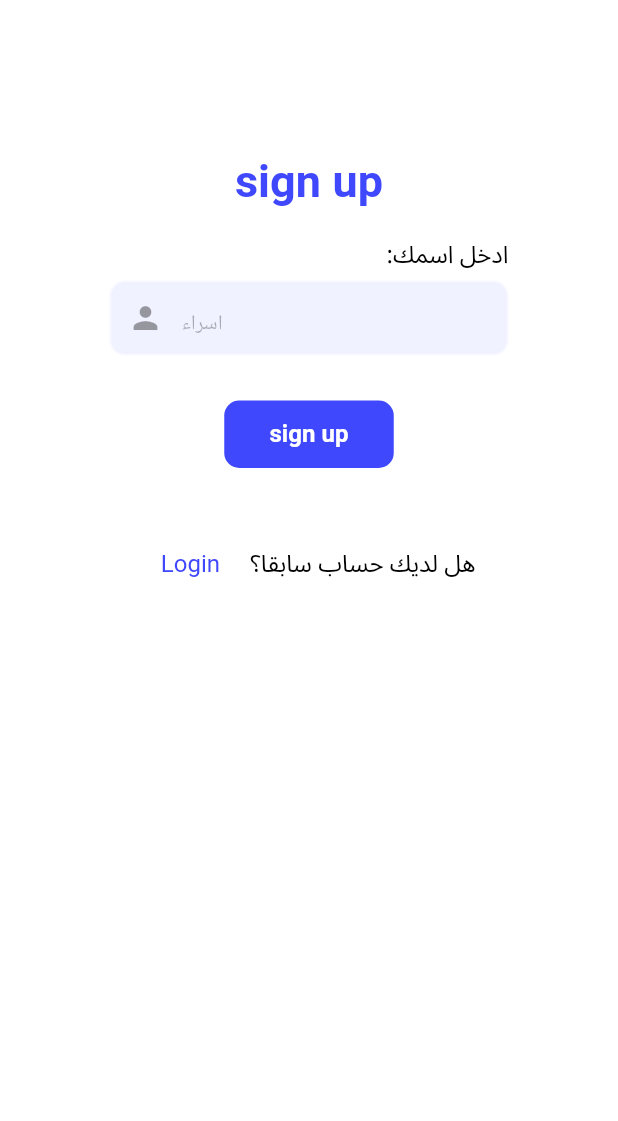
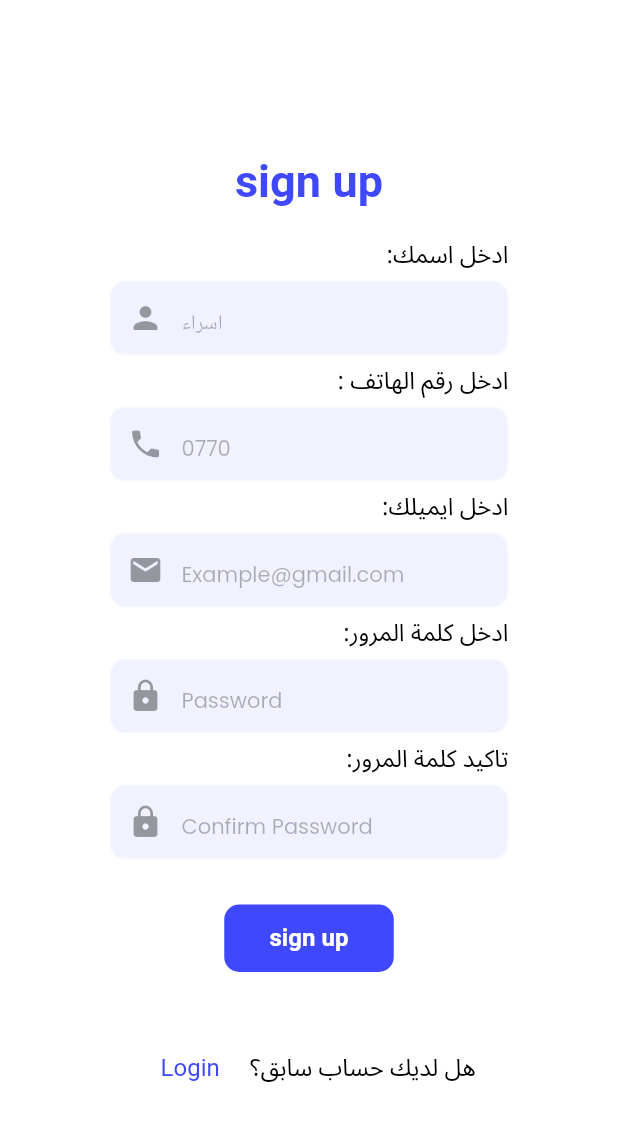
Before and after one commit to Ali-932/a_e, a Flutter app: the screen it shows after launch, after a tap on "Sign Up", on a phone screen of 412 x 824 dp. Shown: the top 1121 px of the screen. Run offline on Flutter 3.47's test engine with Material 2 defaults, Android fonts, the light colour scheme and no system bars; our stand-ins replace get, google_fonts.

Commit message:
login and signup page update

```diff
--- a/lib/views/auth/login_view.dart
+++ b/lib/views/auth/login_view.dart
@@ -130,7 +130,7 @@ class LoginScreen extends StatelessWidget {
                     ),
                   ),
                   SizedBox(
-                    width: 10,
+                    width: 7,
                   ),
                   const Text(
                     'انشاء حساب جديد؟',
--- a/lib/views/auth/sign_up_view.dart
+++ b/lib/views/auth/sign_up_view.dart
@@ -80,7 +80,136 @@ class _SignupScreenState extends State<SignupScreen> {
                     textDirection: TextDirection.rtl,
                   ),
                 ),
-                // ... (Repeat the above pattern for other TextFields)
+                const SizedBox(
+                  width: 266,
+                  child: Text(
+                    'ادخل رقم الهاتف :',
+                    style: TextStyle(fontSize: 16, color: Colors.black),
+                    textDirection: TextDirection.rtl,
+                    textAlign: TextAlign.right,
+                  ),
+                ),
+                SizedBox(
+                  height: 50,
+                  width: 266,
+                  child: TextField(
+                    controller: _phoneController,
+                    decoration: InputDecoration(
+                      hintText: '0770',
+                      hintStyle:
+                      englishFont(color: Colors.black.withOpacity(0.3)),
+                      prefixIcon: const Icon(
+                        Icons.phone,
+                        color: Colors.black38,
+                      ),
+                      fillColor: const Color(0xFFF1F2FF),
+                      filled: true,
+                      border: OutlineInputBorder(
+                        borderRadius: BorderRadius.circular(10.0),
+                      ),
+                    ),
+                    obscureText: true,
+                    // This line makes the input text hidden (masked) for passwords
+                    textDirection: TextDirection.ltr,
+                  ),
+                ),
+                SizedBox(
+                  width: 266,
+                  child: Text(
+                    'ادخل ايميلك:',
+                    style: TextStyle(fontSize: 16, color: Colors.black),
+                    textDirection: TextDirection.rtl,
+                    textAlign: TextAlign.right,
+                  ),
+                ),
+                SizedBox(
+                  height: 50,
+                  width: 266,
+                  child: TextField(
+                    controller: _emailController,
+                    decoration: InputDecoration(
+                      hintText: 'Example@gmail.com',
+                      hintStyle:
+                      englishFont(color: Colors.black.withOpacity(0.3)),
+                      prefixIcon: const Icon(
+                        Icons.email,
+                        color: Colors.black38,
+                      ),
+                      fillColor: const Color(0xFFF1F2FF),
+                      filled: true,
+                      border: OutlineInputBorder(
+                        borderRadius: BorderRadius.circular(10.0),
+                      ),
+                    ),
+                    textDirection: TextDirection.ltr,
+                  ),
+                ),
+                const SizedBox(
+                  width: 266,
+                  child: Text(
+                    'ادخل كلمة المرور:',
+                    style: TextStyle(fontSize: 16, color: Colors.black),
+                    textDirection: TextDirection.rtl,
+                    textAlign: TextAlign.right,
+                  ),
+                ),
+                SizedBox(
+                  height: 50,
+                  width: 266,
+                  child: TextField(
+                    controller: _passwordController,
+                    decoration: InputDecoration(
+                      hintText: 'Password',
+                      hintStyle:
+                      englishFont(color: Colors.black.withOpacity(0.3)),
+                      prefixIcon: const Icon(
+                        Icons.lock,
+                        color: Colors.black38,
+                      ),
+                      fillColor: const Color(0xFFF1F2FF),
+                      filled: true,
+                      border: OutlineInputBorder(
+                        borderRadius: BorderRadius.circular(10.0),
+                      ),
+                    ),
+                    obscureText: true,
+                    // This line makes the input text hidden (masked) for passwords
+                    textDirection: TextDirection.ltr,
+                  ),
+                ),
+                const SizedBox(
+                  width: 266,
+                  child: Text(
+                    'تاكيد كلمة المرور:',
+                    style: TextStyle(fontSize: 16, color: Colors.black),
+                    textDirection: TextDirection.rtl,
+                    textAlign: TextAlign.right,
+                  ),
+                ),
+                SizedBox(
+                  height: 50,
+                  width: 266,
+                  child: TextField(
+                    controller: _confirmPasswordController,
+                    decoration: InputDecoration(
+                      hintText: 'Confirm Password',
+                      hintStyle:
+                      englishFont(color: Colors.black.withOpacity(0.3)),
+                      prefixIcon: const Icon(
+                        Icons.lock,
+                        color: Colors.black38,
+                      ),
+                      fillColor: const Color(0xFFF1F2FF),
+                      filled: true,
+                      border: OutlineInputBorder(
+                        borderRadius: BorderRadius.circular(10.0),
+                      ),
+                    ),
+                    obscureText: true,
+                    // This line makes the input text hidden (masked) for passwords
+                    textDirection: TextDirection.ltr,
+                  ),
+                ),
 
                 const SizedBox(
                   height: 30,
@@ -105,7 +234,6 @@ class _SignupScreenState extends State<SignupScreen> {
                 SizedBox(
                   height: 40,
                 ),
-
                 Row(
                   crossAxisAlignment: CrossAxisAlignment.center,
                   mainAxisAlignment: MainAxisAlignment.center,
@@ -131,10 +259,10 @@ class _SignupScreenState extends State<SignupScreen> {
                       ),
                     ),
                     SizedBox(
-                      width: 8,
+                      width:8,
                     ),
                     const Text(
-                      'هل لديك حساب سابقا؟',
+                      'هل لديك حساب سابق؟',
                       textDirection: TextDirection.rtl,
                       style: TextStyle(
                           color: Colors.black,
```
